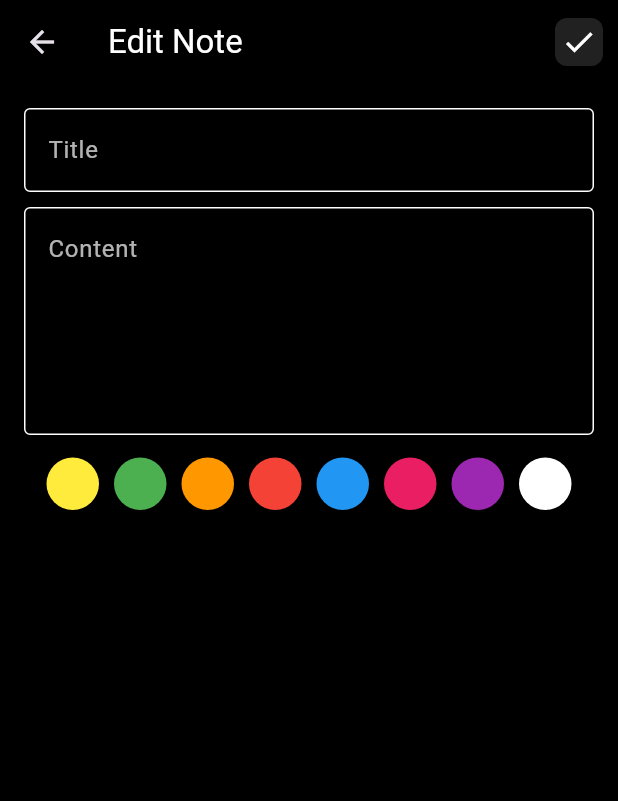
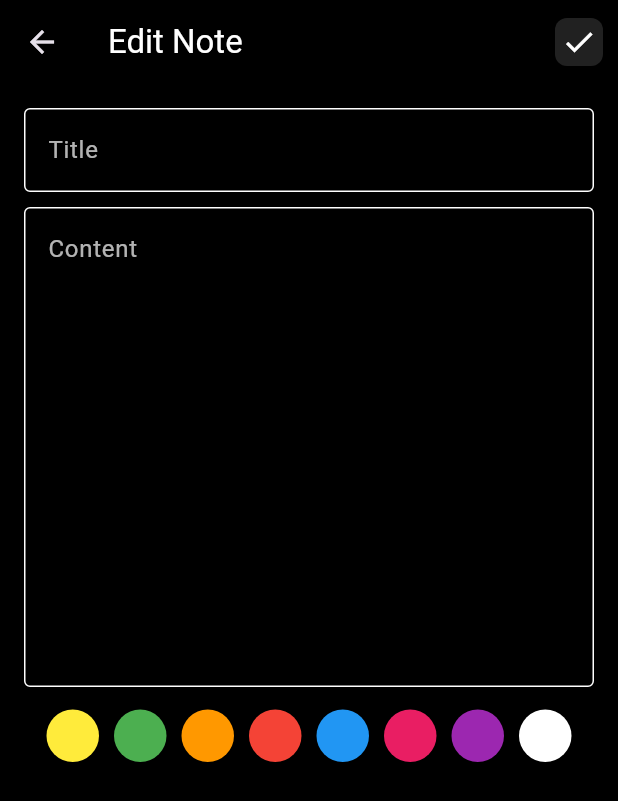
Before and after one commit to dyagee/notewa, a Flutter app: the EditNoteScreen screen opened directly with empty values, on a phone screen of 412 x 824 dp. Shown: the top 801 px of the screen. Run offline on Flutter 3.47's test engine with Material 3 defaults, Android fonts, the phone set to English and light mode, and no system bars; our stand-ins replace sqflite; accounts and stored records are empty.

Commit message:
minor fixes

```diff
--- a/lib/views/edit_note_screen.dart
+++ b/lib/views/edit_note_screen.dart
@@ -108,7 +108,10 @@ class _EditNoteScreenState extends State<EditNoteScreen> {
           ),
         ],
       ),
-      body: Padding(
+      body: SingleChildScrollView(
+        scrollDirection: Axis.vertical,
+        physics: AlwaysScrollableScrollPhysics(),
+        child: Padding(
           padding: EdgeInsets.all(16),
           child: Column(
             children: [
@@ -130,7 +133,7 @@ class _EditNoteScreenState extends State<EditNoteScreen> {
               TextField(
                 controller: _contentController,
                 style: TextStyle(color: Colors.white),
-              maxLines: 5,
+                maxLines: 12,
                 decoration: InputDecoration(
                   hintText: "Content",
                   hintStyle: TextStyle(color: Colors.white70),
@@ -143,7 +146,10 @@ class _EditNoteScreenState extends State<EditNoteScreen> {
                 ),
               ),
               SizedBox(height: 15),
-            Row(
+              SingleChildScrollView(
+                scrollDirection: Axis.horizontal,
+                physics: AlwaysScrollableScrollPhysics(),
+                child: Row(
                   mainAxisAlignment: MainAxisAlignment.center,
                   children:
                       noteColors.map((color) {
@@ -180,7 +186,9 @@ class _EditNoteScreenState extends State<EditNoteScreen> {
                         );
                       }).toList(),
                 ),
+              ),
             ],
+          ),
         ),
       ),
     );
--- a/lib/views/home_screen.dart
+++ b/lib/views/home_screen.dart
@@ -315,6 +315,8 @@ class _HomeScreenState extends State<HomeScreen> {
                                     ? Colors.red
                                     : noteColor == "orange"
                                     ? Colors.orange
+                                    : noteColor == "blue"
+                                    ? Colors.blue
                                     : Colors.white,
                             onDelete: () => _showDeletePopUp(note.id!),
                           ),
--- a/lib/views/splash_screen.dart
+++ b/lib/views/splash_screen.dart
@@ -14,7 +14,7 @@ class _SplashScreenState extends State<SplashScreen> {
   @override
   void initState() {
     super.initState();
-    Timer(const Duration(seconds: 10), () {
+    Timer(const Duration(seconds: 5), () {
       Navigator.pushReplacement(
         context,
         MaterialPageRoute(
--- a/lib/widgets/custom_note_card.dart
+++ b/lib/widgets/custom_note_card.dart
@@ -40,7 +40,7 @@ class CustomNoteCard extends StatelessWidget {
                 child: Text(
                   title,
                   style: const TextStyle(
-                    fontSize: 24,
+                    fontSize: 18,
                     fontWeight: FontWeight.bold,
                     color: Colors.black,
                   ),
@@ -62,7 +62,7 @@ class CustomNoteCard extends StatelessWidget {
                   content,
                   maxLines: 4,
                   overflow: TextOverflow.ellipsis,
-                  style: const TextStyle(fontSize: 20, color: Colors.black87),
+                  style: const TextStyle(fontSize: 16, color: Colors.black87),
                 ),
               ),
               IconButton(
```
Lines whose indentation alone changed are shown as unchanged.
